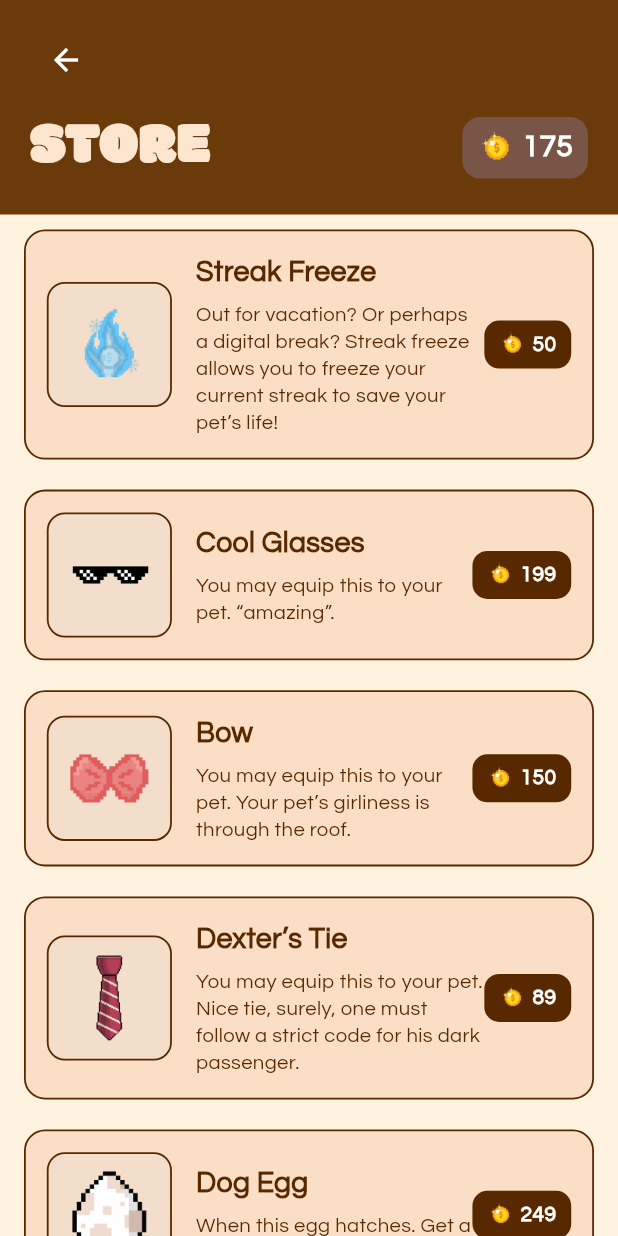
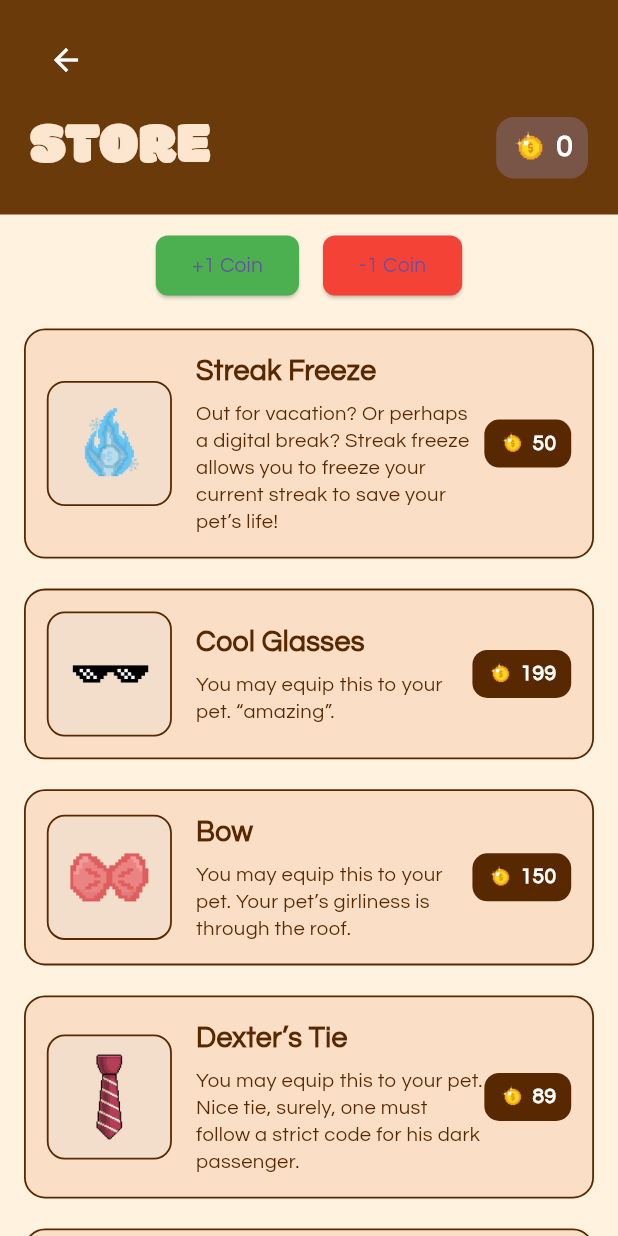
Before and after one commit to the34thempress/Budgipets, a Flutter app: the StorePage screen opened by its route, on a phone screen of 412 x 824 dp. Run offline on Flutter 3.47's test engine with Material 3 defaults, Android fonts, the light colour scheme and no system bars; our stand-ins replace audioplayers, image_picker, permission_handler, shared_preferences, supabase_flutter, table_calendar; accounts and stored records are empty.

Commit message:
backend for coins and store UI test

```diff
--- a/lib/pages/store/store.dart
+++ b/lib/pages/store/store.dart
@@ -1,5 +1,6 @@
 import 'package:flutter/material.dart';
 import 'package:budgipets/widgets/main_page_nav_header.dart';
+import 'package:supabase_flutter/supabase_flutter.dart';
 
 class StorePage extends StatefulWidget {
   const StorePage({super.key});
@@ -12,7 +13,46 @@ class _StorePageState extends State<StorePage> {
   static const Color darkBrown = Color(0xFF582901);
   static const Color pageColor = Color(0xFFFADEC6);
 
-  int coins = 175;
+  final supabase = Supabase.instance.client;
+
+  int coins = 0;
+  bool _loading = true;
+
+  @override
+  void initState() {
+    super.initState();
+    _loadCoins();
+  }
+
+  Future<void> _loadCoins() async {
+    final user = supabase.auth.currentUser;
+    if (user == null) return;
+
+    final response = await supabase
+        .from('profiles')
+        .select('coins')
+        .eq('id', user.id)
+        .single();
+
+    setState(() {
+      coins = response['coins'] ?? 0;
+      _loading = false;
+    });
+  }
+
+  Future<void> _updateCoins(int newCoins) async {
+    final user = supabase.auth.currentUser;
+    if (user == null) return;
+
+    setState(() {
+      coins = newCoins;
+    });
+
+    await supabase
+        .from('profiles')
+        .update({'coins': newCoins})
+        .eq('id', user.id);
+  }
 
   final List<Map<String, dynamic>> storeItems = [
     {
@@ -93,11 +133,14 @@ class _StorePageState extends State<StorePage> {
             ),
             if (canAfford)
               ElevatedButton(
-                onPressed: () {
-                  setState(() {
-                    coins -= (item['price'] as int);
-                  });
+                onPressed: () async {
+                  final price = item['price'] as int;
+                  final newCoins = coins - price;
+
+                  await _updateCoins(newCoins);
+
                   Navigator.pop(context);
+
                   ScaffoldMessenger.of(context).showSnackBar(
                     SnackBar(
                       content: Text(
@@ -142,7 +185,6 @@ class _StorePageState extends State<StorePage> {
         child: Row(
           crossAxisAlignment: CrossAxisAlignment.center,
           children: [
-            // 🖼 Item Image (framed only)
             Container(
               padding: const EdgeInsets.all(8),
               decoration: BoxDecoration(
@@ -159,7 +201,6 @@ class _StorePageState extends State<StorePage> {
             ),
             const SizedBox(width: 16),
 
-            // 📝 Text
             Expanded(
               child: Column(
                 crossAxisAlignment: CrossAxisAlignment.start,
@@ -187,7 +228,6 @@ class _StorePageState extends State<StorePage> {
               ),
             ),
 
-            // 💰 Price
             Container(
               padding: const EdgeInsets.symmetric(vertical: 6, horizontal: 10),
               decoration: BoxDecoration(
@@ -221,6 +261,7 @@ class _StorePageState extends State<StorePage> {
   }
 
   @override
+@override
 Widget build(BuildContext context) {
   return Scaffold(
     backgroundColor: const Color(0xFFFFF3E0),
@@ -252,7 +293,16 @@ Widget build(BuildContext context) {
                       height: 26,
                     ),
                     const SizedBox(width: 4),
-            Text(
+                    _loading
+                        ? const SizedBox(
+                            height: 20,
+                            width: 20,
+                            child: CircularProgressIndicator(
+                              strokeWidth: 2,
+                              color: Colors.white,
+                            ),
+                          )
+                        : Text(
                             '$coins',
                             style: const TextStyle(
                               fontFamily: 'Questrial',
@@ -268,7 +318,51 @@ Widget build(BuildContext context) {
           ),
         ),
 
-        // 🛍 Store Items
+        // +1 / -1 buttons
+        Padding(
+          padding: const EdgeInsets.only(top: 10, bottom: 8),
+          child: Row(
+            mainAxisAlignment: MainAxisAlignment.center,
+            children: [
+              ElevatedButton(
+                onPressed: () async {
+                  final newCoins = coins + 1;
+                  await _updateCoins(newCoins);
+                },
+                style: ElevatedButton.styleFrom(
+                  backgroundColor: Colors.green,
+                  shape: RoundedRectangleBorder(
+                    borderRadius: BorderRadius.circular(8),
+                  ),
+                ),
+                child: const Text(
+                  '+1 Coin',
+                  style: TextStyle(fontFamily: 'Questrial'),
+                ),
+              ),
+              const SizedBox(width: 16),
+              ElevatedButton(
+                onPressed: () async {
+                  if (coins > 0) {
+                    final newCoins = coins - 1;
+                    await _updateCoins(newCoins);
+                  }
+                },
+                style: ElevatedButton.styleFrom(
+                  backgroundColor: Colors.red,
+                  shape: RoundedRectangleBorder(
+                    borderRadius: BorderRadius.circular(8),
+                  ),
+                ),
+                child: const Text(
+                  '-1 Coin',
+                  style: TextStyle(fontFamily: 'Questrial'),
+                ),
+              ),
+            ],
+          ),
+        ),
+
         Expanded(
           child: ListView.builder(
             itemCount: storeItems.length,
@@ -281,4 +375,5 @@ Widget build(BuildContext context) {
     ),
   );
 }
+
 }
```
Lines whose indentation alone changed are shown as unchanged.
